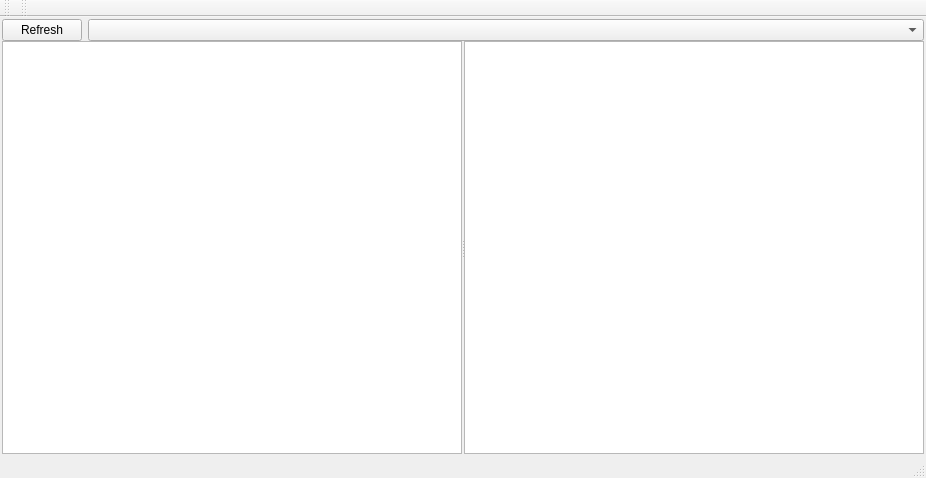
First picture: the form in mainwindow.ui, repository h33p/kvm_explorer, before the edit.
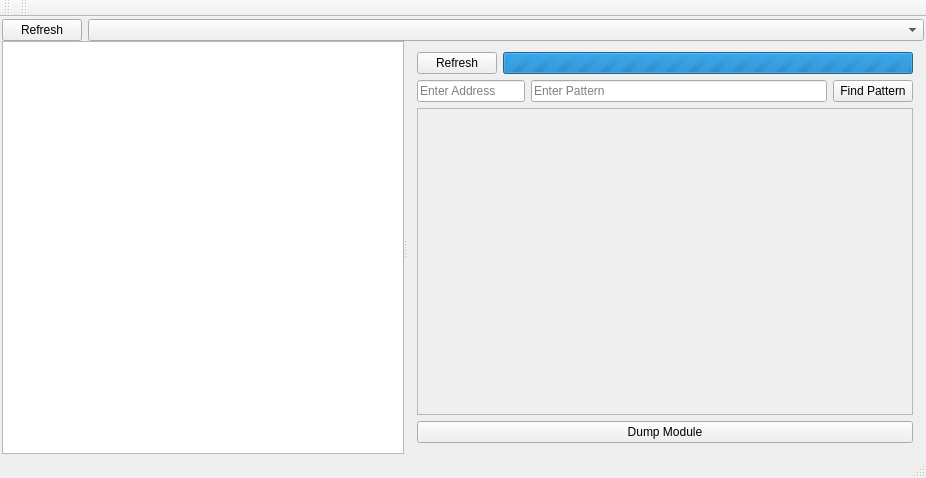
Second picture: the form after the edit.

The edit to the form file:
```diff
--- a/mainwindow.ui
+++ b/mainwindow.ui
@@ -118,15 +118,148 @@
         <property name="childrenCollapsible">
          <bool>true</bool>
         </property>
-        <widget class="QColumnView" name="moduleList">
+        <widget class="QTableWidget" name="moduleList">
          <property name="sizePolicy">
           <sizepolicy hsizetype="Minimum" vsizetype="Minimum">
            <horstretch>0</horstretch>
            <verstretch>0</verstretch>
           </sizepolicy>
          </property>
+         <property name="editTriggers">
+          <set>QAbstractItemView::NoEditTriggers</set>
+         </property>
+         <property name="selectionMode">
+          <enum>QAbstractItemView::SingleSelection</enum>
+         </property>
+         <property name="selectionBehavior">
+          <enum>QAbstractItemView::SelectItems</enum>
+         </property>
+         <property name="sortingEnabled">
+          <bool>true</bool>
+         </property>
+         <attribute name="verticalHeaderStretchLastSection">
+          <bool>false</bool>
+         </attribute>
         </widget>
-        <widget class="QColumnView" name="mainTab"/>
+        <widget class="QWidget" name="verticalLayoutWidget">
+         <layout class="QVBoxLayout" name="verticalLayout_2">
+          <item>
+           <layout class="QHBoxLayout" name="pagedStatusLayout">
+            <item>
+             <widget class="QPushButton" name="refreshPaged">
+              <property name="sizePolicy">
+               <sizepolicy hsizetype="Maximum" vsizetype="Maximum">
+                <horstretch>0</horstretch>
+                <verstretch>0</verstretch>
+               </sizepolicy>
+              </property>
+              <property name="text">
+               <string>Refresh</string>
+              </property>
+             </widget>
+            </item>
+            <item>
+             <widget class="QProgressBar" name="amountUnpaged">
+              <property name="sizePolicy">
+               <sizepolicy hsizetype="Expanding" vsizetype="Maximum">
+                <horstretch>0</horstretch>
+                <verstretch>0</verstretch>
+               </sizepolicy>
+              </property>
+              <property name="toolTip">
+               <string>&lt;html&gt;&lt;head/&gt;&lt;body&gt;&lt;p&gt;Percentage of data in RAM as opposed to being paged out to disk.&lt;/p&gt;&lt;/body&gt;&lt;/html&gt;</string>
+              </property>
+              <property name="maximum">
+               <number>0</number>
+              </property>
+              <property name="value">
+               <number>0</number>
+              </property>
+             </widget>
+            </item>
+           </layout>
+          </item>
+          <item>
+           <layout class="QHBoxLayout" name="addressLayout">
+            <item>
+             <widget class="QLineEdit" name="curAddress">
+              <property name="sizePolicy">
+               <sizepolicy hsizetype="Maximum" vsizetype="Maximum">
+                <horstretch>0</horstretch>
+                <verstretch>0</verstretch>
+               </sizepolicy>
+              </property>
+              <property name="inputMask">
+               <string/>
+              </property>
+              <property name="maxLength">
+               <number>18</number>
+              </property>
+              <property name="placeholderText">
+               <string>Enter Address</string>
+              </property>
+             </widget>
+            </item>
+            <item>
+             <widget class="QLineEdit" name="patternField">
+              <property name="sizePolicy">
+               <sizepolicy hsizetype="Expanding" vsizetype="Maximum">
+                <horstretch>0</horstretch>
+                <verstretch>0</verstretch>
+               </sizepolicy>
+              </property>
+              <property name="maxLength">
+               <number>1000</number>
+              </property>
+              <property name="placeholderText">
+               <string>Enter Pattern</string>
+              </property>
+              <property name="clearButtonEnabled">
+               <bool>true</bool>
+              </property>
+             </widget>
+            </item>
+            <item>
+             <widget class="QPushButton" name="findPattern">
+              <property name="sizePolicy">
+               <sizepolicy hsizetype="Maximum" vsizetype="Maximum">
+                <horstretch>0</horstretch>
+                <verstretch>0</verstretch>
+               </sizepolicy>
+              </property>
+              <property name="text">
+               <string>Find Pattern</string>
+              </property>
+             </widget>
+            </item>
+           </layout>
+          </item>
+          <item>
+           <widget class="QScrollArea" name="hexWidget">
+            <property name="widgetResizable">
+             <bool>true</bool>
+            </property>
+            <widget class="QWidget" name="scrollAreaWidgetContents">
+             <property name="geometry">
+              <rect>
+               <x>0</x>
+               <y>0</y>
+               <width>391</width>
+               <height>96</height>
+              </rect>
+             </property>
+            </widget>
+           </widget>
+          </item>
+          <item>
+           <widget class="QPushButton" name="dumpModule">
+            <property name="text">
+             <string>Dump Module</string>
+            </property>
+           </widget>
+          </item>
+         </layout>
+        </widget>
        </widget>
       </item>
      </layout>
```
